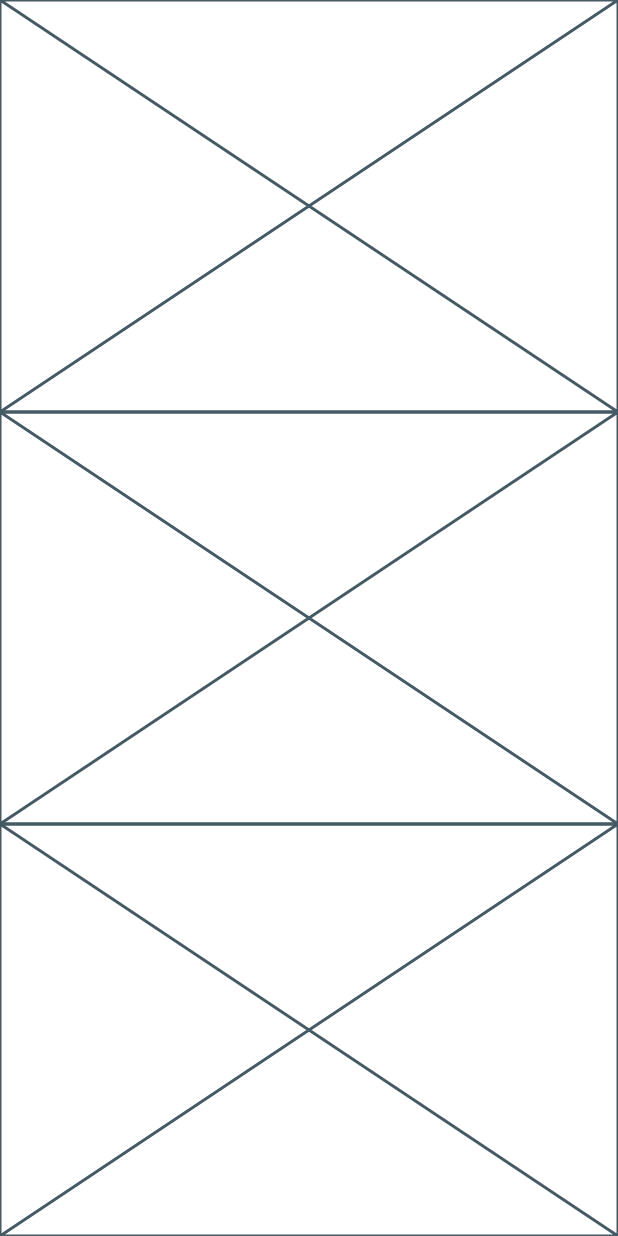
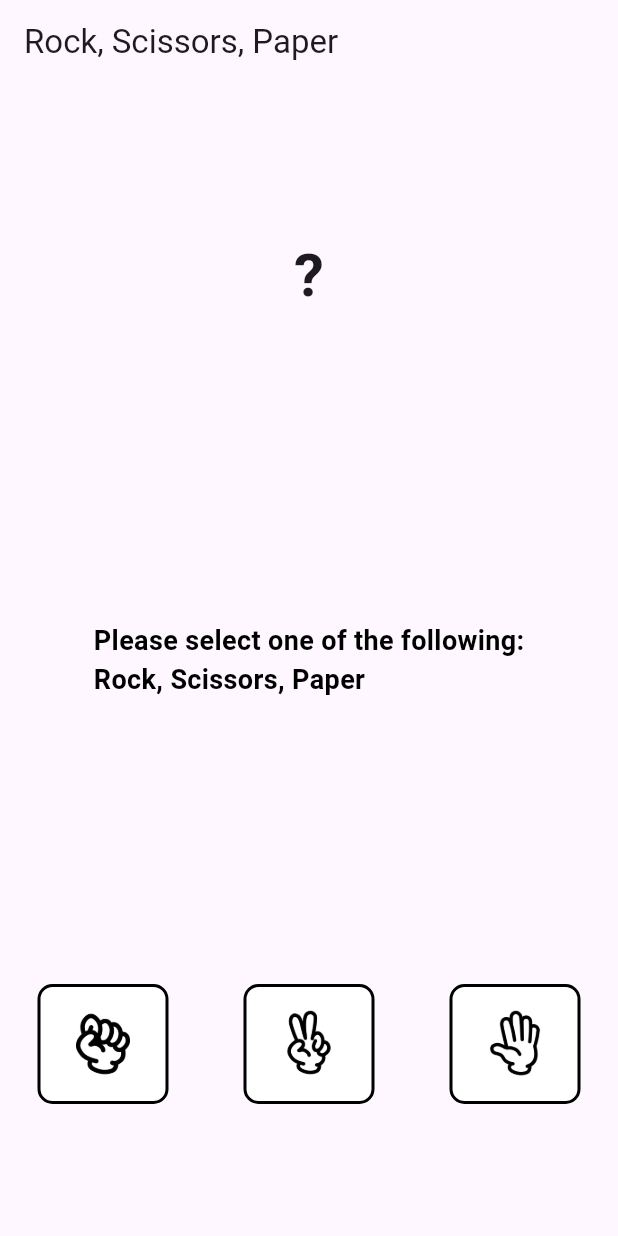
Before and after one commit to hiake21c/flutter-rock-scissors-paper, a Flutter app: the screen it shows after launch, on a phone screen of 412 x 824 dp. Run offline on Flutter 3.47's test engine with Material 3 defaults, Android fonts, the phone set to English and light mode, and no system bars.

Commit message:
add Rock, Scissors, Paper Game

```diff
--- /dev/null
+++ b/lib/common/enum_values.dart
@@ -0,0 +1,33 @@
+enum Choice {
+  Rock, Scissors, Paper;
+
+  String get imagePath {
+    switch (this) {
+      case Choice.Rock:
+        return 'assets/images/rock.png';
+      case Choice.Scissors:
+        return 'assets/images/scissors.png';
+      case Choice.Paper:
+        return 'assets/images/paper.png';
+      default:
+        return '';
+    }
+  }
+}
+
+enum Result {
+  Win, Lose, Draw, None;
+
+  String get displayString {
+    switch (this) {
+      case Result.Win:
+        return 'You Won!';
+      case Result.Lose:
+        return 'You Lost!';
+      case Result.Draw:
+        return 'Draw!';
+      default:
+        return '';
+    }
+  }
+}
--- a/lib/main.dart
+++ b/lib/main.dart
@@ -1,28 +1,19 @@
 import 'package:flutter/material.dart';
+import 'package:flutter_rock_scissors_paper/widget/game_body.dart';
 
 void main() {
   runApp(MaterialApp(
-      title: 'Rock Scissors Papar',
-      theme: ThemeData(
-        colorScheme: ColorScheme.fromSeed(seedColor: Colors.deepPurple),
-        useMaterial3: true,
+    title: 'Rock Scissors Papar',
+    theme: ThemeData(
+      colorScheme: ColorScheme.fromSeed(seedColor: Colors.deepPurple),
+      useMaterial3: true,
+    ),
+    home: Scaffold(
+      appBar: AppBar(
+        title: const Text('Rock, Scissors, Paper'),
       ),
-      home: Body(),
-    )
+      body: const GameBody(),
+    ),
+  )
   );
 }
-
-class Body extends StatelessWidget {
-  const Body({super.key});
-
-  @override
-  Widget build(BuildContext context) {
-    return Column(
-      children: [
-        Expanded(child: Placeholder()),
-        Expanded(child: Placeholder()),
-        Expanded(child: Placeholder()),
-      ],
-    );
-  }
-}
--- /dev/null
+++ b/lib/widget/cpu_screen.dart
@@ -0,0 +1,45 @@
+import 'package:flutter/cupertino.dart';
+import 'package:flutter/material.dart';
+import 'package:flutter_rock_scissors_paper/common/enum_values.dart';
+
+import 'input_button.dart';
+
+class CpuScreen extends StatelessWidget {
+  final bool isDone;
+  final Choice? cpuChoice;
+
+  const CpuScreen({required this.isDone, required this.cpuChoice, super.key});
+
+  @override
+  Widget build(BuildContext context) {
+    return getCpuInput();
+  }
+
+  Widget getCpuInput() {
+    if (isDone) {
+      return Center(
+        child: Column(
+          mainAxisSize: MainAxisSize.min,
+          children: [
+            InputButton(cpuChoice, 120),
+            Text('CPU',
+                style: TextStyle(
+                    fontSize: 20,
+                    color: Colors.white,
+                    fontWeight: FontWeight.bold,
+                    decoration: TextDecoration.none)),
+          ],
+        ),
+      );
+    }
+    return const SizedBox(
+      height: 80,
+      child: Center(
+        child: Text(
+          '?',
+          style: TextStyle(fontSize: 40, fontWeight: FontWeight.bold),
+        ),
+      ),
+    );
+  }
+}
--- /dev/null
+++ b/lib/widget/game_body.dart
@@ -0,0 +1,97 @@
+
+import 'dart:math';
+
+import 'package:flutter/cupertino.dart';
+import 'package:flutter_rock_scissors_paper/widget/result.dart';
+import 'package:flutter_rock_scissors_paper/widget/user_input_interface.dart';
+
+import '../common/enum_values.dart';
+import 'cpu_screen.dart';
+
+class GameBody extends StatefulWidget {
+
+  const GameBody({super.key});
+
+  @override
+  State<GameBody> createState() => _GameBodyState();
+}
+
+class _GameBodyState extends State<GameBody> {
+  late bool isDone;
+  Choice? _userChoice;
+  late Choice _cpuChoice;
+
+  @override
+  void initState() {
+    super.initState();
+    isDone = false;
+    _userChoice = null;
+    setCpuChoice();
+  }
+
+  @override
+  Widget build(BuildContext context) {
+    return Column(
+      children: [
+        Expanded(child: CpuScreen(isDone: isDone, cpuChoice: _cpuChoice)),
+        Expanded(child: ResultScreen(isDone: isDone, callback: reset, result: getResult())),
+        Expanded(
+            child: UserInputInterface(isDone: isDone, callback: setUserChoice, userChoice: _userChoice)),
+      ],
+    );  }
+
+  void setCpuChoice() {
+    final random = Random();
+    _cpuChoice = Choice.values[random.nextInt(3)];
+  }
+
+  void setUserChoice(Choice userChoice) {
+    setState(() {
+      isDone = true;
+      _userChoice = userChoice;
+    });
+  }
+
+  Result getResult() {
+    if (_userChoice == null) {
+      return Result.None;
+    }
+
+    switch (_userChoice!) {
+      case Choice.Rock:
+        switch (_cpuChoice) {
+          case Choice.Rock:
+            return Result.Draw;
+          case Choice.Scissors:
+            return Result.Win;
+          case Choice.Paper:
+            return Result.Lose;
+        }
+      case Choice.Scissors:
+        switch (_cpuChoice) {
+          case Choice.Rock:
+            return Result.Lose;
+          case Choice.Scissors:
+            return Result.Draw;
+          case Choice.Paper:
+            return Result.Win;
+        }
+      case Choice.Paper:
+        switch (_cpuChoice) {
+          case Choice.Rock:
+            return Result.Win;
+          case Choice.Scissors:
+            return Result.Lose;
+          case Choice.Paper:
+            return Result.Draw;
+        }
+    }
+  }
+
+  void reset() {
+    setState(() {
+      isDone = false;
+      setCpuChoice();
+    });
+  }
+}
--- /dev/null
+++ b/lib/widget/input_button.dart
@@ -0,0 +1,31 @@
+import 'package:flutter/cupertino.dart';
+import 'package:flutter/material.dart';
+import 'package:flutter_rock_scissors_paper/common/enum_values.dart';
+
+class InputButton extends StatelessWidget {
+  final Choice? choice;
+  final double? size;
+
+  const InputButton(this.choice, this.size, {super.key});
+
+  @override
+  Widget build(BuildContext context) {
+    return Container(
+      margin: EdgeInsets.all(25),
+      width: size, // Fixed width
+      height: size, // Fixed height
+      decoration: BoxDecoration(
+        color: Colors.white,
+        borderRadius: BorderRadius.circular(10),
+        border: Border.all(color: Colors.black, width: 2),
+      ),
+      child: Center(
+        child: Image.asset(
+          choice?.imagePath ?? '',
+          width: size! * 0.6,
+          height: size! * 0.6,
+        ),
+      ),
+    );
+  }
+}
--- /dev/null
+++ b/lib/widget/result.dart
@@ -0,0 +1,33 @@
+import 'package:flutter/cupertino.dart';
+import 'package:flutter/material.dart';
+
+import '../common/enum_values.dart';
+import '../main.dart';
+
+class ResultScreen extends StatelessWidget {
+  final bool isDone;
+  final Result result;
+  final VoidCallback callback;
+
+  const ResultScreen({required this.isDone, required this.callback, required this.result, super.key});
+
+  @override
+  Widget build(BuildContext context) {
+    if (isDone) {
+      return Column(children: [Center(child: Text(result.displayString , style: TextStyle(fontSize: 20, color: Colors.black, decoration: TextDecoration.none))),
+        const SizedBox(height: 8),
+        TextButton(
+          child: const Text('Try again', style: TextStyle(fontSize: 24),),
+          onPressed: () => callback.call(),
+        )
+      ]);;
+    }
+
+    return const Center(
+      child: Text(
+        'Please select one of the following:\nRock, Scissors, Paper',
+        style: TextStyle(fontSize: 18, fontWeight: FontWeight.bold, color: Colors.black, decoration: TextDecoration.none),
+      ),
+    );
+  }
+}
--- /dev/null
+++ b/lib/widget/user_input_interface.dart
@@ -0,0 +1,42 @@
+import 'dart:ui';
+
+import 'package:flutter/cupertino.dart';
+import 'package:flutter/material.dart';
+
+import '../common/enum_values.dart';
+import 'input_button.dart';
+
+class UserInputInterface extends StatelessWidget {
+  final bool isDone;
+  final Choice? userChoice;
+  final Function(Choice) callback;
+
+  const UserInputInterface({required this.isDone, required this.callback, required this.userChoice, super.key});
+
+  @override
+  Widget build(BuildContext context) {
+    if (isDone) {
+      return Row(
+        children: [
+          const Expanded(child: SizedBox.shrink()),
+          Expanded(child: InputButton(userChoice, 80)),
+          const Expanded(child: SizedBox.shrink())
+        ],
+      );
+    }
+    return Row(
+      children: _getInputs(callback),
+    );
+  }
+
+  List<Widget> _getInputs(Function(Choice) callback) {
+    return Choice.values
+        .map((choice) => Expanded(
+      child: InkWell(
+        onTap: () => callback.call(choice),
+        child: InputButton(choice, 80),
+      ),
+    ))
+        .toList();
+  }
+}
```
